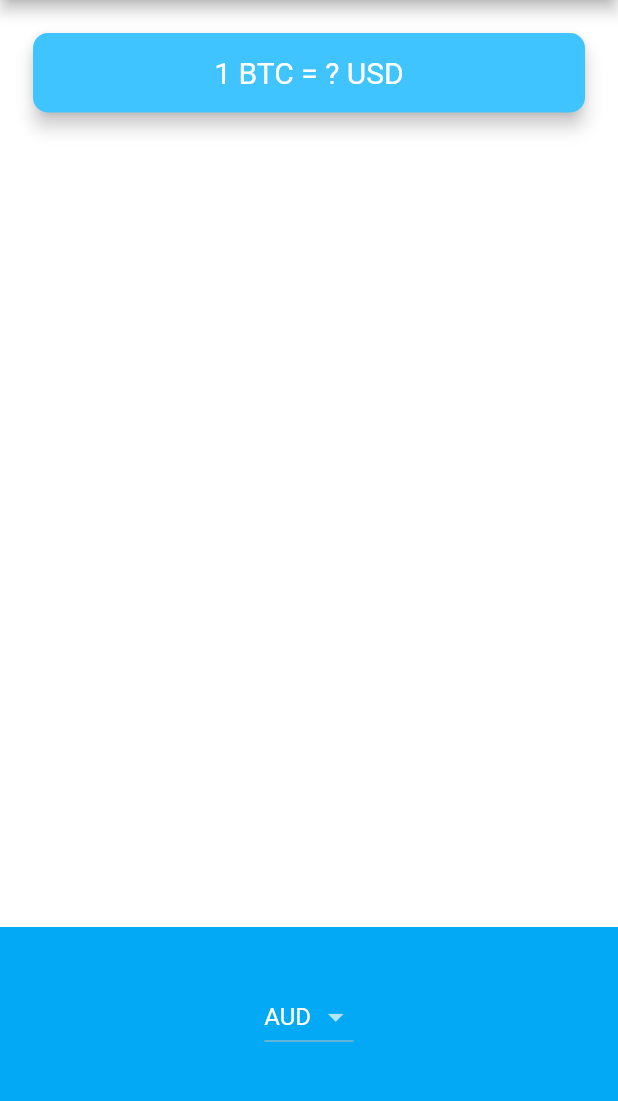
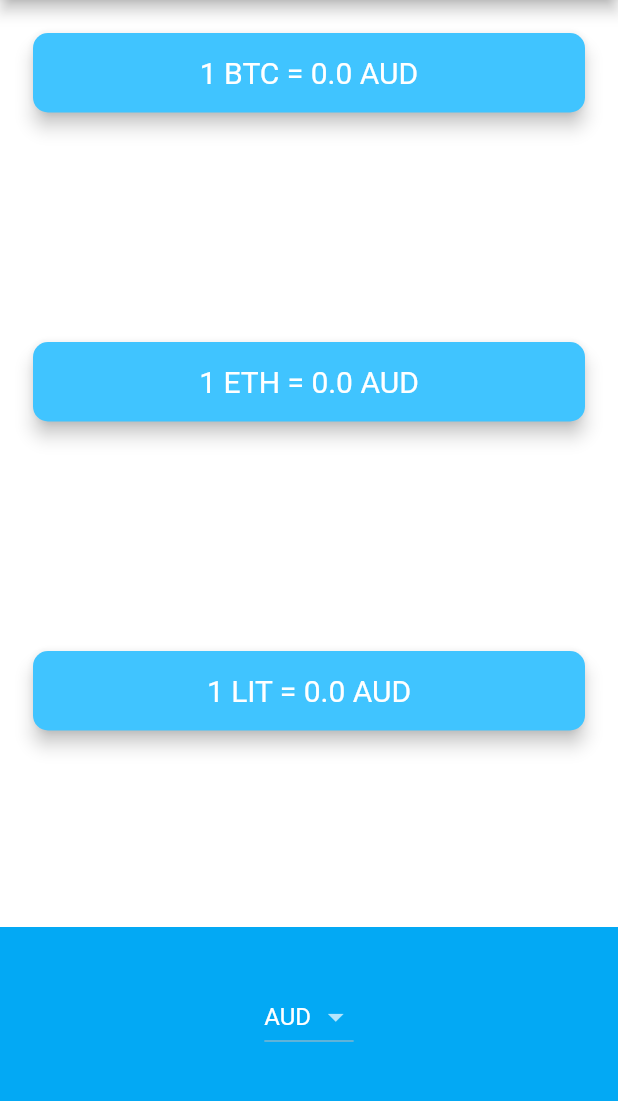
Before and after one commit to pauloboliveira/bitcoin-ticker-flutter, a Flutter app: the screen it shows after launch, on a phone screen of 412 x 824 dp, the part 84-1185 px from its top. Run offline on Flutter 3.47's test engine with Material 2 defaults, Android fonts, the phone set to English and light mode, and no system bars; missing offline and left inert: dart:ffi.

Commit message:
Initialize boss challenge

```diff
--- /dev/null
+++ b/lib/network_helper.dart
@@ -0,0 +1,24 @@
+import 'dart:convert';
+
+import 'package:http/http.dart' as http;
+
+const apiKey = 'apikey';
+
+class NetworkHelper {
+
+  Future<dynamic> getRate(String currency, String coin) async {
+
+    Uri url = Uri.https('rest.coinapi.io', '/v1/exchangerate/$coin/$currency', {'apikey' : apiKey});
+
+    http.Response response = await http.get(url);
+
+    if(response.statusCode == 200) {
+      String data = response.body;
+
+      var decodedData = jsonDecode(data);
+      return decodedData;
+    } else {
+      print('Erro na chamada');
+    }
+  }
+}
--- a/lib/price_screen.dart
+++ b/lib/price_screen.dart
@@ -1,6 +1,7 @@
 import 'dart:ffi';
 
 import 'package:bitcoin_ticker_flutter/coin_data.dart';
+import 'package:bitcoin_ticker_flutter/network_helper.dart';
 import 'package:flutter/cupertino.dart';
 import 'package:flutter/material.dart';
 import 'dart:io' show Platform;
@@ -12,6 +13,10 @@ class PriceScreen extends StatefulWidget {
 
 class _PriceScreenState extends State<PriceScreen> {
   dynamic selectedCurrency = currenciesList[0];
+  double currencyValueBTC = 0;
+  double currencyValueETH = 0;
+  double currencyValueLIT = 0;
+  NetworkHelper networkHelper = NetworkHelper();
 
 
   @override
@@ -32,9 +37,17 @@ class _PriceScreenState extends State<PriceScreen> {
     return DropdownButton<String>(
       value: selectedCurrency,
       items: dropList,
-      onChanged: (value) {
+      onChanged: (value) async {
+        dynamic dataBTC = await networkHelper.getRate(selectedCurrency,'BTC');
+        dynamic dataETH = await networkHelper.getRate(selectedCurrency, 'ETH');
+        dynamic dataLIT = await networkHelper.getRate(selectedCurrency, 'LIT');
+
         setState(() {
           selectedCurrency = value;
+
+          currencyValueBTC = dataBTC['rate'];
+          currencyValueETH = dataETH['rate'];
+          currencyValueLIT = dataLIT['rate'];
         });
       },
     );
@@ -73,12 +86,12 @@ class _PriceScreenState extends State<PriceScreen> {
         shape: RoundedRectangleBorder(
           borderRadius: BorderRadius.circular(10.0),
         ),
-        child: const Padding(
+        child: Padding(
           padding: EdgeInsets.symmetric(vertical: 15.0, horizontal: 28.0),
           child: Text(
-            '1 BTC = ? USD',
+            '1 BTC = $currencyValueBTC $selectedCurrency',
             textAlign: TextAlign.center,
-            style: TextStyle(
+            style: const TextStyle(
               fontSize: 20.0,
               color: Colors.white,
             ),
@@ -86,6 +99,48 @@ class _PriceScreenState extends State<PriceScreen> {
         ),
       ),
     ),
+            Padding(
+              padding: const EdgeInsets.fromLTRB(18.0, 18.0, 18.0, 0),
+              child: Card(
+                color: Colors.lightBlueAccent,
+                elevation: 5.0,
+                shape: RoundedRectangleBorder(
+                  borderRadius: BorderRadius.circular(10.0),
+                ),
+                child: Padding(
+                  padding: EdgeInsets.symmetric(vertical: 15.0, horizontal: 28.0),
+                  child: Text(
+                    '1 ETH = $currencyValueETH $selectedCurrency',
+                    textAlign: TextAlign.center,
+                    style: const TextStyle(
+                      fontSize: 20.0,
+                      color: Colors.white,
+                    ),
+                  ),
+                ),
+              ),
+            ),
+            Padding(
+              padding: const EdgeInsets.fromLTRB(18.0, 18.0, 18.0, 0),
+              child: Card(
+                color: Colors.lightBlueAccent,
+                elevation: 5.0,
+                shape: RoundedRectangleBorder(
+                  borderRadius: BorderRadius.circular(10.0),
+                ),
+                child: Padding(
+                  padding: const EdgeInsets.symmetric(vertical: 15.0, horizontal: 28.0),
+                  child: Text(
+                    '1 LIT = $currencyValueLIT $selectedCurrency',
+                    textAlign: TextAlign.center,
+                    style: const TextStyle(
+                      fontSize: 20.0,
+                      color: Colors.white,
+                    ),
+                  ),
+                ),
+              ),
+            ),
     Container(
     height: 150.0,
     alignment: Alignment.center,
--- a/pubspec.yaml
+++ b/pubspec.yaml
@@ -35,6 +35,7 @@ dependencies:
   # The following adds the Cupertino Icons font to your application.
   # Use with the CupertinoIcons class for iOS style icons.
   cupertino_icons: ^1.0.2
+  http: ^1.1.0
 
 dev_dependencies:
   flutter_test:
```
Also changed, not shown: pubspec.lock.
